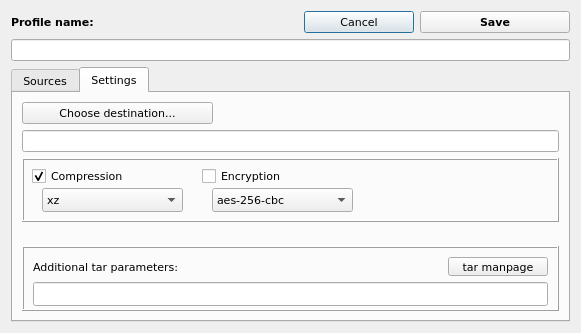
First picture: the form in tar-backup/adddialog.ui, repository marazmista/tar-backup, before the edit.
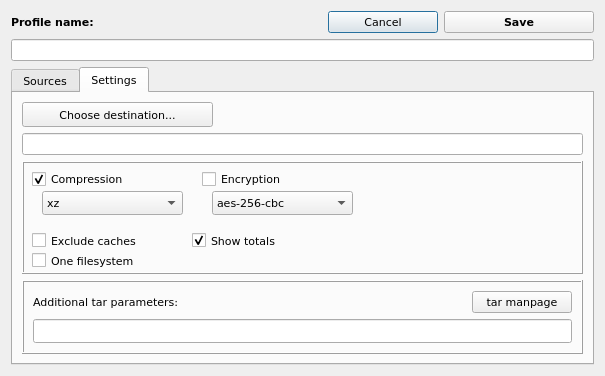
Second picture: the form after the edit.

What changed in the file:
```diff
--- a/tar-backup/adddialog.ui
+++ b/tar-backup/adddialog.ui
@@ -6,8 +6,8 @@
    <rect>
     <x>0</x>
     <y>0</y>
-    <width>577</width>
-    <height>333</height>
+    <width>605</width>
+    <height>376</height>
    </rect>
   </property>
   <property name="font">
@@ -140,12 +140,28 @@
        <string>Settings</string>
       </attribute>
       <layout class="QGridLayout" name="gridLayout_3">
-       <item row="2" column="0">
+       <item row="1" column="0">
+        <widget class="QLineEdit" name="t_dest"/>
+       </item>
+       <item row="0" column="0">
+        <widget class="QPushButton" name="btn_setDest">
+         <property name="maximumSize">
+          <size>
+           <width>191</width>
+           <height>27</height>
+          </size>
+         </property>
+         <property name="text">
+          <string>Choose destination...</string>
+         </property>
+        </widget>
+       </item>
+       <item row="2" column="0" rowspan="2">
         <widget class="QFrame" name="frame">
          <property name="minimumSize">
           <size>
            <width>537</width>
-           <height>64</height>
+           <height>113</height>
           </size>
          </property>
          <property name="frameShape">
@@ -252,25 +268,51 @@
            </property>
           </item>
          </widget>
+         <widget class="QCheckBox" name="cb_excludeCaches">
+          <property name="geometry">
+           <rect>
+            <x>10</x>
+            <y>70</y>
+            <width>121</width>
+            <height>19</height>
+           </rect>
+          </property>
+          <property name="text">
+           <string>Exclude caches</string>
+          </property>
+         </widget>
+         <widget class="QCheckBox" name="cb_oneFilesystem">
+          <property name="geometry">
+           <rect>
+            <x>10</x>
+            <y>90</y>
+            <width>121</width>
+            <height>19</height>
+           </rect>
+          </property>
+          <property name="text">
+           <string>One filesystem</string>
+          </property>
+         </widget>
+         <widget class="QCheckBox" name="cb_showTotals">
+          <property name="geometry">
+           <rect>
+            <x>170</x>
+            <y>70</y>
+            <width>131</width>
+            <height>19</height>
+           </rect>
+          </property>
+          <property name="text">
+           <string>Show totals</string>
+          </property>
+          <property name="checked">
+           <bool>true</bool>
+          </property>
+         </widget>
         </widget>
        </item>
-       <item row="1" column="0">
-        <widget class="QLineEdit" name="t_dest"/>
-       </item>
-       <item row="0" column="0">
-        <widget class="QPushButton" name="btn_setDest">
-         <property name="maximumSize">
-          <size>
-           <width>191</width>
-           <height>27</height>
-          </size>
-         </property>
-         <property name="text">
-          <string>Choose destination...</string>
-         </property>
-        </widget>
-       </item>
-       <item row="4" column="0" rowspan="2">
+       <item row="4" column="0">
         <widget class="QFrame" name="frame_2">
          <property name="minimumSize">
           <size>
@@ -324,19 +366,6 @@
          </layout>
         </widget>
        </item>
-       <item row="3" column="0">
-        <spacer name="verticalSpacer_3">
-         <property name="orientation">
-          <enum>Qt::Vertical</enum>
-         </property>
-         <property name="sizeHint" stdset="0">
-          <size>
-           <width>20</width>
-           <height>40</height>
-          </size>
-         </property>
-        </spacer>
-       </item>
       </layout>
      </widget>
     </widget>
```
